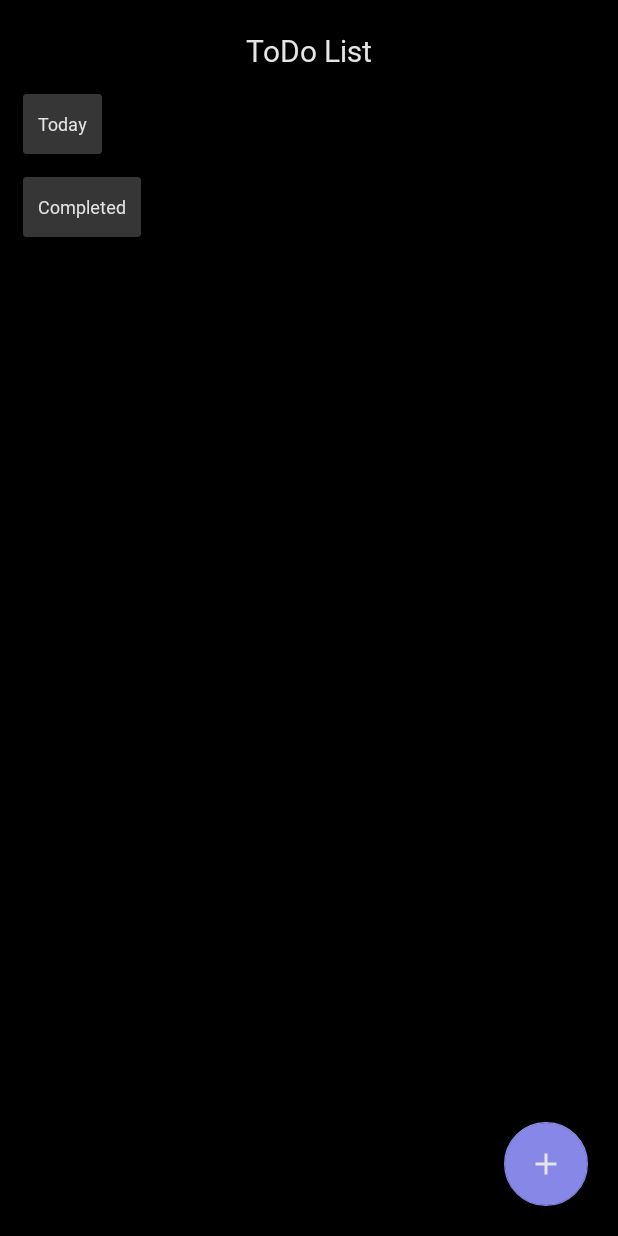
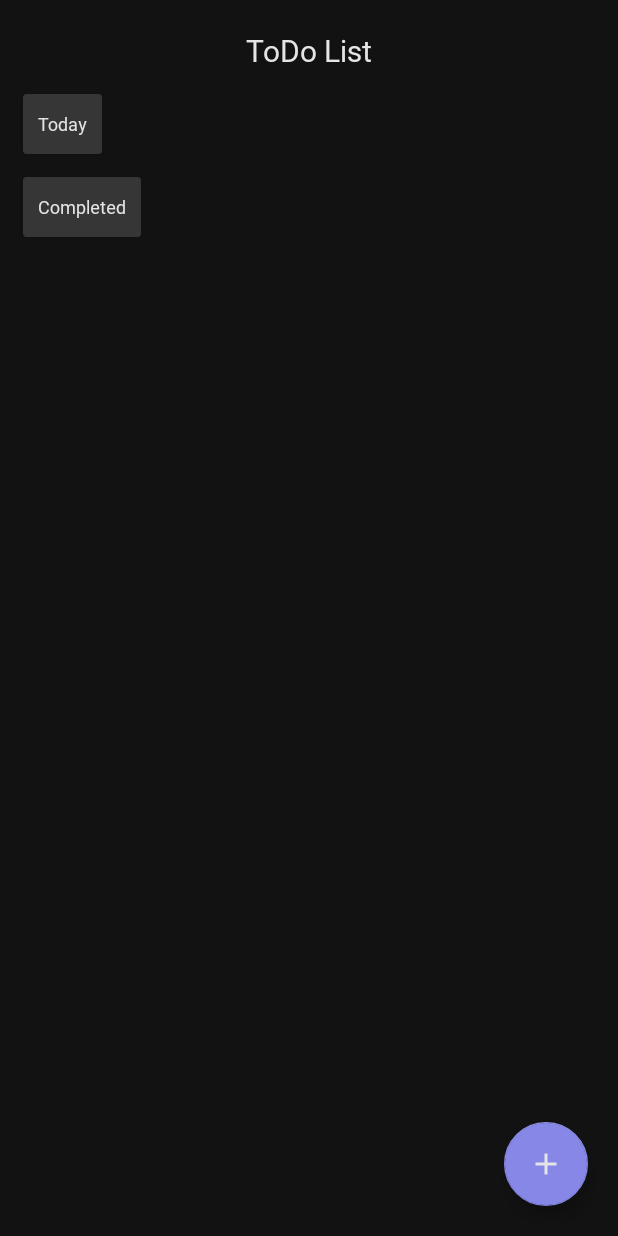
Before and after one commit to RodrigoEscamillaDacodes/AndroidToDoListASDE, an Android app: the screen it shows after launch (MainActivity), on a phone screen of 412 x 824 dp. Run offline under Robolectric (Android 15) with nearby library versions, the phone set to English and light mode, and no system bars; our stand-ins replace Dagger/Hilt's generated code, Room's generated code.

Commit message:
Black color change

```diff
--- a/app/src/main/res/values/colors.xml
+++ b/app/src/main/res/values/colors.xml
@@ -5,7 +5,7 @@
     <color name="purple_700">#FF3700B3</color>
     <color name="teal_200">#FF03DAC5</color>
     <color name="teal_700">#FF018786</color>
-    <color name="black">#FF000000</color>
+    <color name="black">#121212</color>
     <color name="white87">#e5e5e5</color>
     <color name="gray">#363636</color>
 
```
